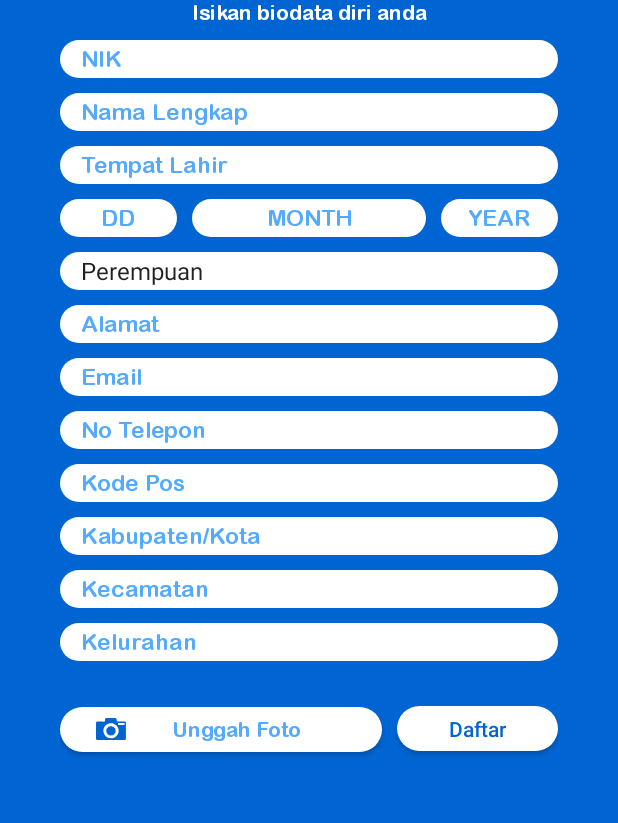
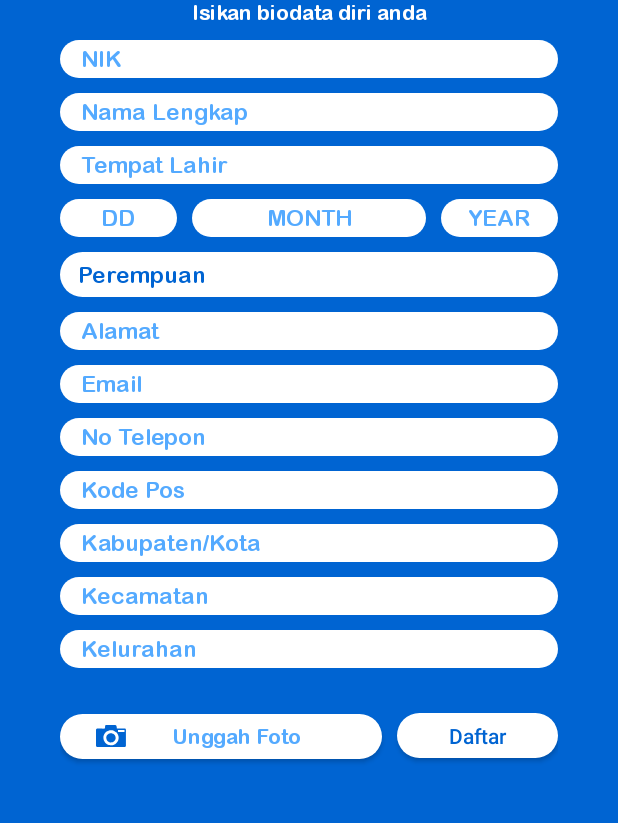
Before and after one commit to devrouw/E-Lapor_app, an Android app: the DaftarActivity screen opened directly, with no data from a screen before it, on a phone screen of 412 x 824 dp, the part 210-1033 px from its top. Run offline under Robolectric (Android 15) with nearby library versions, the phone set to English and light mode, and no system bars; our stand-ins replace Timber.

Commit message:
fix text color daftar

```diff
--- a/app/src/main/java/com/lollipop/e_lapor/view/ui/DaftarActivity.kt
+++ b/app/src/main/java/com/lollipop/e_lapor/view/ui/DaftarActivity.kt
@@ -18,9 +18,11 @@ import android.provider.MediaStore
 import android.util.Base64
 import android.view.ViewGroup
 import android.view.Window
+import android.widget.ArrayAdapter
 import android.widget.Toast
 import androidx.appcompat.app.AppCompatActivity
 import androidx.lifecycle.ViewModelProvider
+import com.lollipop.e_lapor.R
 import com.lollipop.e_lapor.databinding.ActivityDaftarBinding
 import com.lollipop.e_lapor.databinding.DialogConfirmationBinding
 import com.lollipop.e_lapor.databinding.DialogSuccessRegisBinding
@@ -57,6 +59,9 @@ class DaftarActivity : AppCompatActivity() {
         dialogBinding()
 
         with(_binding) {
+            val jenisKelamin = arrayOf<String?>("Perempuan", "Laki-Laki")
+            spJenisKelamin.adapter = ArrayAdapter<String>(this@DaftarActivity, R.layout.spinner_list, jenisKelamin)
+
             unggahFoto.setOnClickListener {
                 //check permission at runtime
                 if (Build.VERSION.SDK_INT >= Build.VERSION_CODES.M){
--- a/app/src/main/res/layout/activity_daftar.xml
+++ b/app/src/main/res/layout/activity_daftar.xml
@@ -108,6 +108,7 @@
                 android:textAlignment="center"
                 android:background="@drawable/bg_button_white"
                 android:hint="@string/txt_dd"
+                android:textColor="@color/blue_500"
                 android:textSize="15sp"
                 android:maxLength="2"
                 android:inputType="numberDecimal"
@@ -122,6 +123,7 @@
                 android:textSize="15sp"
                 android:layout_marginHorizontal="10dp"
                 android:textAlignment="center"
+                android:textColor="@color/blue_500"
                 android:background="@drawable/bg_button_white"
                 android:hint="@string/txt_month"
                 android:maxLength="2"
@@ -136,6 +138,7 @@
                 android:layout_height="25dp"
                 android:textAlignment="center"
                 android:textSize="15sp"
+                android:textColor="@color/blue_500"
                 android:background="@drawable/bg_button_white"
                 android:hint="@string/txt_year"
                 android:maxLength="4"
@@ -147,11 +150,11 @@
         <Spinner
             android:id="@+id/sp_jenis_kelamin"
             android:layout_width="match_parent"
-            android:layout_height="25dp"
+            android:layout_height="wrap_content"
             android:fontFamily="@font/arlrdbd"
             android:textColor="@color/blue_500"
-            android:paddingStart="6dp"
             android:textSize="15sp"
+            android:paddingHorizontal="6dp"
             android:entries="@array/jenis_kelamin"
             app:layout_constraintStart_toStartOf="parent"
             app:layout_constraintEnd_toEndOf="parent"
--- a/app/src/main/res/layout/spinner_list.xml
+++ b/app/src/main/res/layout/spinner_list.xml
@@ -1,7 +1,9 @@
 <?xml version="1.0" encoding="utf-8"?>
-<TextView xmlns:android="http://schemas.android.com/apk/res/android"
+<TextView
+    xmlns:android="http://schemas.android.com/apk/res/android"
     android:layout_width="match_parent"
     android:layout_height="wrap_content"
-    android:padding="10dp"
     android:textColor="@color/blue_500"
+    android:textSize="15sp"
+    android:padding="6dp"
     android:fontFamily="@font/arlrdbd"/>
```
